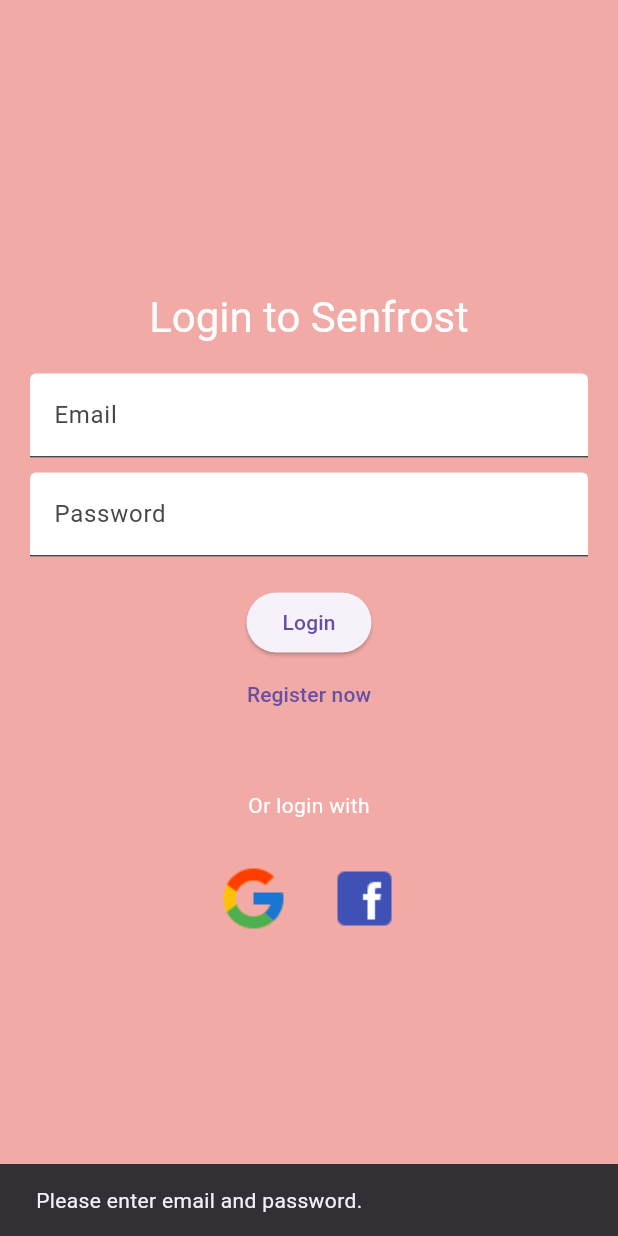
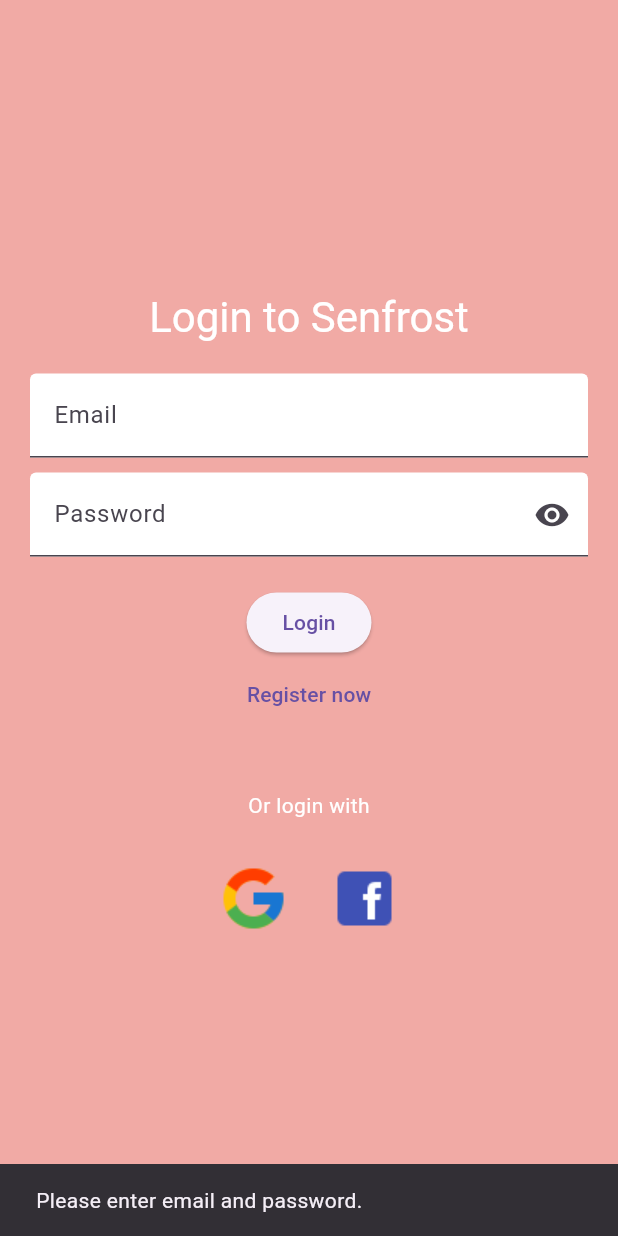
Before and after one commit to JayMatt21/ARlens, a Flutter app: the LoginPage screen opened by its route, after a tap on "Login", on a phone screen of 412 x 824 dp. Run offline on Flutter 3.47's test engine with Material 3 defaults, Android fonts, the phone set to English and light mode, and no system bars; our stand-ins replace equatable, flutter_bloc, flutter_screenutil, flutter_secure_storage, get_it, go_router and 2 more; accounts and stored records are empty.

Commit message:
updated Login with RBAC role and password visibility

```diff
--- a/lib/presentation/pages/login_page.dart
+++ b/lib/presentation/pages/login_page.dart
@@ -14,6 +14,9 @@ class _LoginPageState extends State<LoginPage> {
   final TextEditingController passwordController = TextEditingController();
   final supabase = Supabase.instance.client;
 
+  bool _isPasswordVisible = false;
+  bool _isLoading = false;
+
   @override
   Widget build(BuildContext context) {
     return Scaffold(
@@ -27,32 +30,72 @@ class _LoginPageState extends State<LoginPage> {
               children: [
                 Text(
                   'Login to Senfrost',
-                  style: Theme.of(context).textTheme.headlineMedium?.copyWith(color: Colors.white),
+                  style: Theme.of(context)
+                      .textTheme
+                      .headlineMedium
+                      ?.copyWith(color: Colors.white),
                   textAlign: TextAlign.center,
                 ),
                 const SizedBox(height: 20),
+
+                // Email
                 TextField(
                   controller: emailController,
-                  decoration: const InputDecoration(labelText: 'Email', filled: true, fillColor: Colors.white),
+                  decoration: const InputDecoration(
+                    labelText: 'Email',
+                    filled: true,
+                    fillColor: Colors.white,
+                  ),
+                  keyboardType: TextInputType.emailAddress,
                 ),
                 const SizedBox(height: 10),
+
+                // Password with toggle
                 TextField(
                   controller: passwordController,
-                  decoration: const InputDecoration(labelText: 'Password', filled: true, fillColor: Colors.white),
-                  obscureText: true,
+                  decoration: InputDecoration(
+                    labelText: 'Password',
+                    filled: true,
+                    fillColor: Colors.white,
+                    suffixIcon: IconButton(
+                      icon: Icon(
+                        _isPasswordVisible
+                            ? Icons.visibility_off
+                            : Icons.visibility,
+                      ),
+                      onPressed: () {
+                        setState(() {
+                          _isPasswordVisible = !_isPasswordVisible;
+                        });
+                      },
+                    ),
+                  ),
+                  obscureText: !_isPasswordVisible,
                 ),
                 const SizedBox(height: 20),
-                ElevatedButton(
+
+                // Login button
+                _isLoading
+                    ? const CircularProgressIndicator(color: Colors.white)
+                    : ElevatedButton(
                         onPressed: () => manualLogin(context),
                         child: const Text('Login'),
                       ),
+
+                // Register link
                 TextButton(
                   onPressed: () => context.go('/register'),
                   child: const Text('Register now'),
                 ),
+
                 const SizedBox(height: 40),
-                const Text('Or login with', style: TextStyle(color: Colors.white)),
+                const Text(
+                  'Or login with',
+                  style: TextStyle(color: Colors.white),
+                ),
                 const SizedBox(height: 20),
+
+                // Social login buttons
                 Row(
                   mainAxisAlignment: MainAxisAlignment.center,
                   children: [
@@ -75,39 +118,89 @@ class _LoginPageState extends State<LoginPage> {
     );
   }
 
+  // 🔑 Manual login
   void manualLogin(BuildContext context) async {
     final email = emailController.text.trim();
     final password = passwordController.text.trim();
+
     if (email.isEmpty || password.isEmpty) {
       showError(context, 'Please enter email and password.');
       return;
     }
 
+    setState(() => _isLoading = true);
+
     try {
-        final res = await supabase.auth.signInWithPassword(email: email, password: password);
+      final res = await supabase.auth
+          .signInWithPassword(email: email, password: password);
 
       if (res.user == null) {
         showError(context, 'Login failed. Please check your credentials.');
         return;
       }
 
-        // Check email is verified
+      // Check if email is verified
       if (res.user!.emailConfirmedAt == null) {
-          showError(context, 'Please verify your email first by clicking the link sent to your inbox.');
+        showError(context,
+            'Please verify your email first by clicking the link sent to your inbox.');
         return;
       }
 
-        // Email verified, proceed
-        _routeBasedOnRole(context);
-
+      // Navigate based on role
+      await _routeBasedOnRole(context);
     } catch (e) {
       showError(context, 'Login error: $e');
+    } finally {
+      setState(() => _isLoading = false);
     }
   }
 
+  // 🔑 Route based on user role
+  Future<void> _routeBasedOnRole(BuildContext context) async {
+    final user = supabase.auth.currentUser;
+    if (user == null) {
+      context.go('/login');
+      return;
+    }
+
+    try {
+      final response = await supabase
+          .from('users')
+          .select('role')
+          .eq('id', user.id)
+          .maybeSingle();
+
+      if (response == null || response['role'] == null) {
+        showError(context, 'User role not found.');
+        context.go('/login');
+        return;
+      }
+
+      final userRole = response['role'] as String;
+
+      if (userRole == 'customer') {
+        context.go('/customer-home');
+      } else if (userRole == 'admin') {
+        context.go('/admin');
+      } else if (userRole == 'technician') {
+        context.go('/technician');
+      } else {
+        showError(context, 'Unknown role: $userRole');
+        context.go('/login');
+      }
+    } catch (e) {
+      showError(context, 'Error fetching role: $e');
+      context.go('/login');
+    }
+  }
+
+  // 🔑 Social logins
   void signInWithGoogle(BuildContext context) async {
     try {
-      await supabase.auth.signInWithOAuth(OAuthProvider.google, redirectTo: 'arlens111://callback');
+      await supabase.auth.signInWithOAuth(
+        OAuthProvider.google,
+        redirectTo: 'arlens111://callback',
+      );
     } catch (e) {
       showError(context, 'Google login failed: $e');
     }
@@ -115,26 +208,18 @@ class _LoginPageState extends State<LoginPage> {
 
   void signInWithFacebook(BuildContext context) async {
     try {
-      await supabase.auth.signInWithOAuth(OAuthProvider.facebook, redirectTo: 'yourapp://callback');
+      await supabase.auth.signInWithOAuth(
+        OAuthProvider.facebook,
+        redirectTo: 'yourapp://callback',
+      );
     } catch (e) {
       showError(context, 'Facebook login failed: $e');
     }
   }
 
-  void _routeBasedOnRole(BuildContext context) {
-    final userRole = 'customer';
-    if (userRole == 'customer') {
-      context.go('/customer-home');
-    } else if (userRole == 'admin') {
-      context.go('/admin-dashboard');
-    } else if (userRole == 'technician') {
-      context.go('/technician-dashboard');
-    } else {
-      context.go('/login');
+  // 🔑 Snackbar error
+  void showError(BuildContext context, String message) {
+    ScaffoldMessenger.of(context)
+        .showSnackBar(SnackBar(content: Text(message)));
   }
 }
-
-  void showError(BuildContext context, String message) {
-    ScaffoldMessenger.of(context).showSnackBar(SnackBar(content: Text(message)));
-  }
-}
```
Lines whose indentation alone changed are shown as unchanged.
